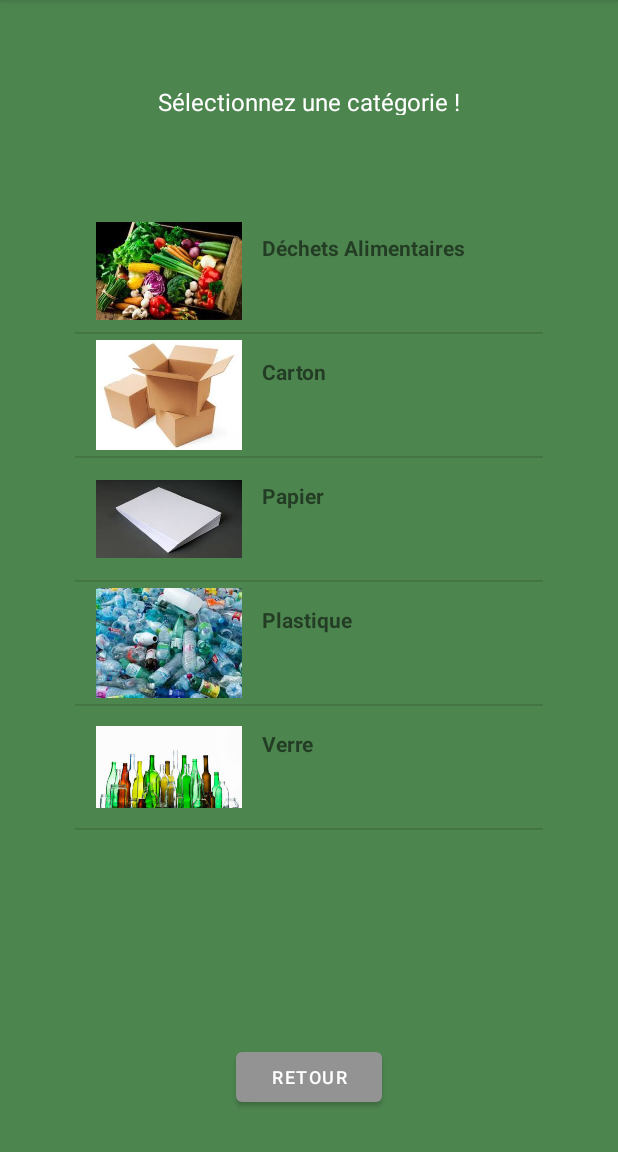
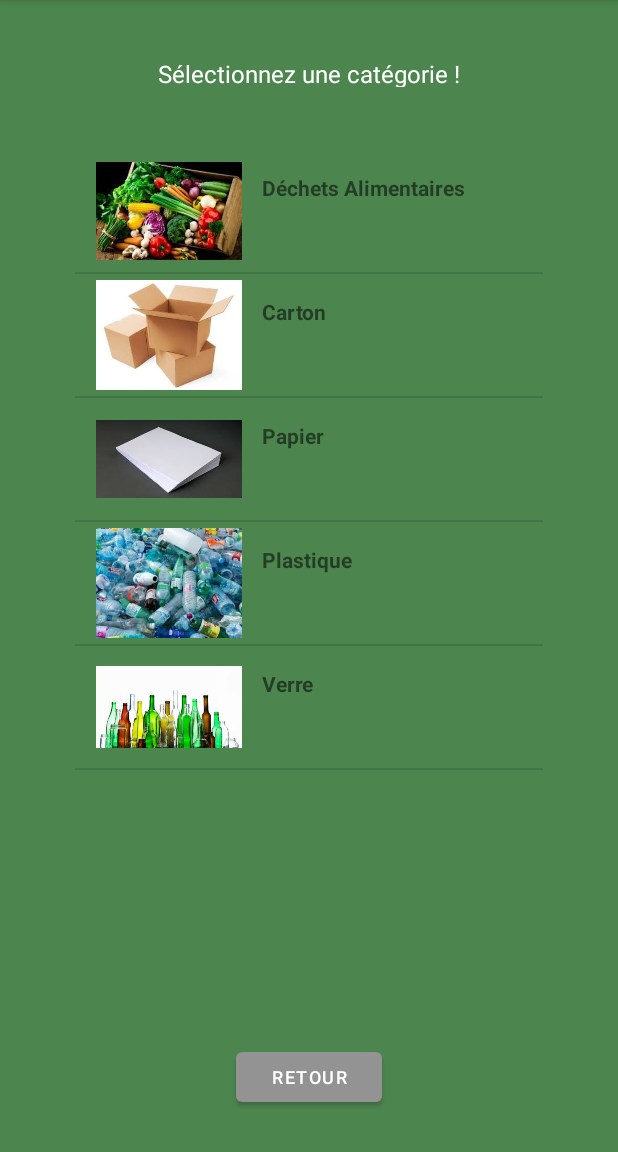
Before and after one commit to eliot312/AppTri, an Android app: the ListItemActivity screen opened directly, with no data from a screen before it, on a phone screen of 412 x 824 dp, the part 84-1236 px from its top. Run offline under Robolectric (Android 15) with nearby library versions, the light colour scheme and no system bars.

```diff
--- a/app/src/main/res/layout/activity_list_item.xml
+++ b/app/src/main/res/layout/activity_list_item.xml
@@ -25,7 +25,7 @@
         android:layout_width="0dp"
         android:layout_height="0dp"
         android:layout_marginStart="50dp"
-        android:layout_marginTop="140dp"
+        android:layout_marginTop="100dp"
         android:layout_marginEnd="50dp"
         android:layout_marginBottom="100dp"
         app:layout_constraintBottom_toBottomOf="parent"
```
